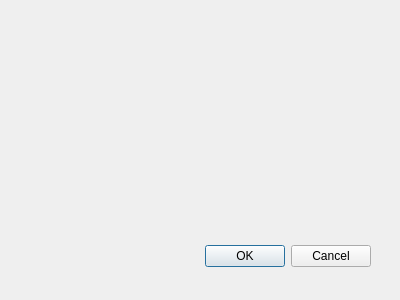
Qt form manager/statusdialog.ui (NorthIsMirror/QtZekyllManager) before a commit.
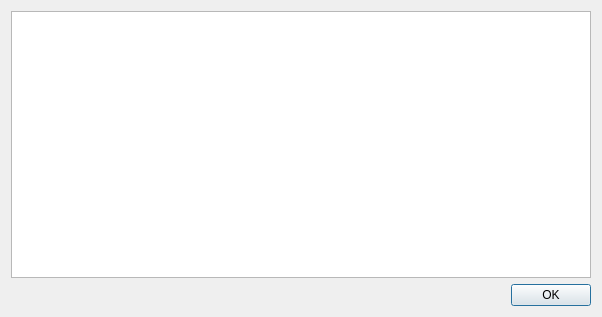
The same form after that commit.

Commit message: StatusDialog. Connect lgit_status with lgit and StatusDialog.

The edit to the form file:
```diff
--- a/manager/statusdialog.ui
+++ b/manager/statusdialog.ui
@@ -8,29 +8,28 @@
    <rect>
     <x>0</x>
     <y>0</y>
-    <width>400</width>
-    <height>300</height>
+    <width>602</width>
+    <height>317</height>
    </rect>
   </property>
   <property name="windowTitle">
    <string>Dialog</string>
   </property>
+  <layout class="QVBoxLayout" name="verticalLayout">
+   <item>
+    <widget class="QPlainTextEdit" name="textEdit"/>
+   </item>
+   <item>
   <widget class="QDialogButtonBox" name="buttonBox">
-   <property name="geometry">
-    <rect>
-     <x>30</x>
-     <y>240</y>
-     <width>341</width>
-     <height>32</height>
-    </rect>
-   </property>
    <property name="orientation">
     <enum>Qt::Horizontal</enum>
    </property>
    <property name="standardButtons">
-    <set>QDialogButtonBox::Cancel|QDialogButtonBox::Ok</set>
-   </property>
-  </widget>
+      <set>QDialogButtonBox::Ok</set>
+     </property>
+    </widget>
+   </item>
+  </layout>
  </widget>
  <pixmapfunction/>
  <resources/>
```
Left out of the diff: 5 changed lines with no effect on the pictures. Lines whose indentation alone changed are shown as unchanged. The commit also changes 7 other files.
